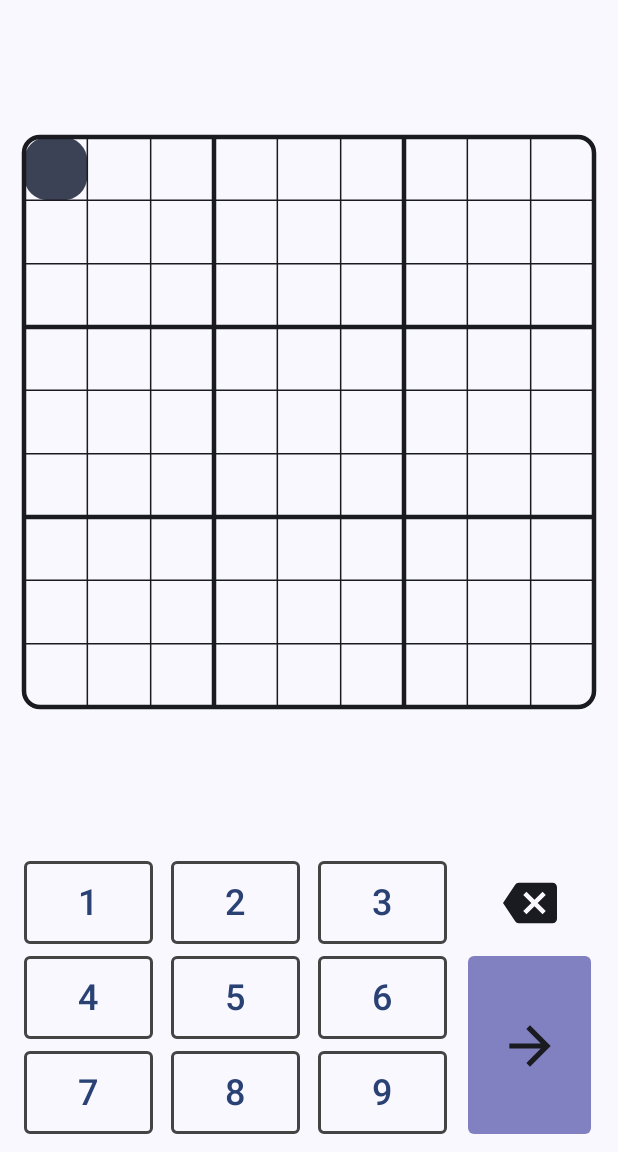
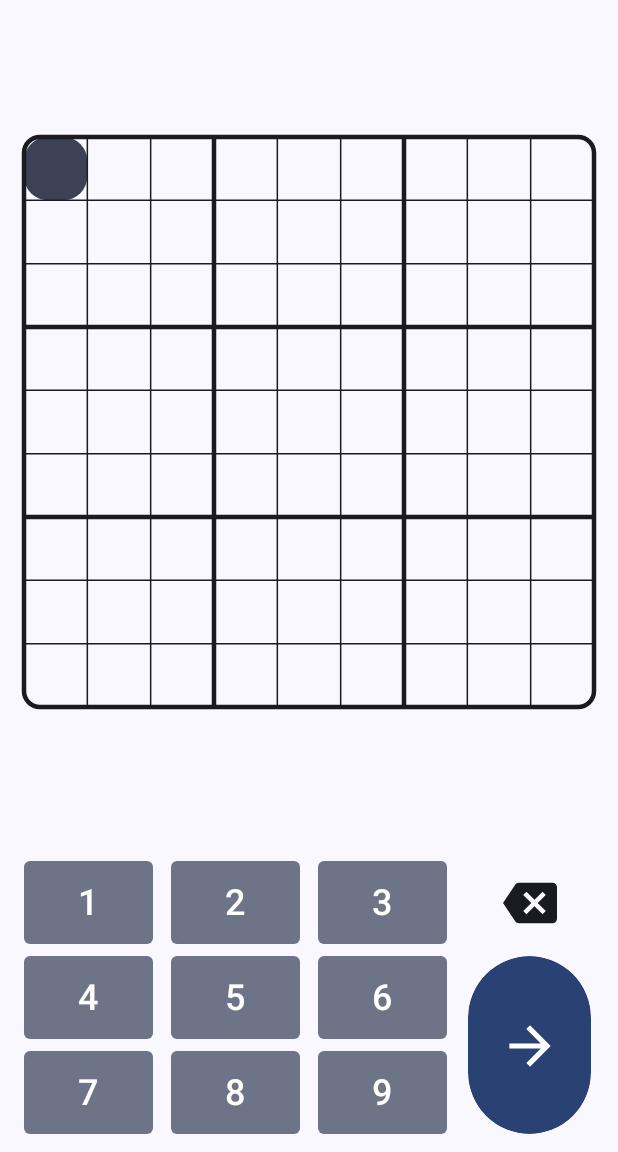
Before and after one commit to Ryos-K/SudokuSolver, an Android app built with Jetpack Compose: the screen it shows after launch (MainActivity), on a phone screen of 412 x 824 dp, the part 84-1236 px from its top. Run offline under Robolectric (Android 15) with nearby library versions, the phone set to English and light mode, and no system bars; our stand-ins replace Dagger/Hilt's generated code.

Commit message:
add parameter of Keypad about the color

```diff
--- a/app/src/main/java/com/ry05k2ulv/sudokusolver/ui/components/Keypad.kt
+++ b/app/src/main/java/com/ry05k2ulv/sudokusolver/ui/components/Keypad.kt
@@ -1,7 +1,5 @@
 package com.ry05k2ulv.sudokusolver.ui.components
 
-import androidx.compose.foundation.BorderStroke
-import androidx.compose.foundation.background
 import androidx.compose.foundation.layout.Arrangement
 import androidx.compose.foundation.layout.Column
 import androidx.compose.foundation.layout.PaddingValues
@@ -9,20 +7,20 @@ import androidx.compose.foundation.layout.Row
 import androidx.compose.foundation.layout.aspectRatio
 import androidx.compose.foundation.layout.fillMaxSize
 import androidx.compose.foundation.layout.fillMaxWidth
-import androidx.compose.foundation.layout.height
 import androidx.compose.foundation.layout.padding
 import androidx.compose.foundation.shape.RoundedCornerShape
 import androidx.compose.material.icons.Icons
-import androidx.compose.material.icons.filled.ArrowBack
 import androidx.compose.material.icons.filled.ArrowForward
 import androidx.compose.material.icons.filled.Backspace
-import androidx.compose.material.icons.filled.SkipNext
+import androidx.compose.material3.Button
+import androidx.compose.material3.ButtonColors
 import androidx.compose.material3.ButtonDefaults
-import androidx.compose.material3.ColorScheme
 import androidx.compose.material3.Icon
 import androidx.compose.material3.IconButton
 import androidx.compose.material3.IconButtonColors
 import androidx.compose.material3.IconButtonDefaults
+import androidx.compose.material3.MaterialTheme
+import androidx.compose.material3.OutlinedButton
 import androidx.compose.material3.Surface
 import androidx.compose.material3.Text
 import androidx.compose.material3.TextButton
@@ -51,73 +49,87 @@ sealed class KeyType {
 @Composable
 fun Keypad(
     modifier: Modifier = Modifier,
-    onClick: (KeyType) -> Unit = {}
+    onClick: (KeyType) -> Unit = {},
+    numberColors: ButtonColors = ButtonDefaults.filledTonalButtonColors(),
+    deleteColors: IconButtonColors = IconButtonDefaults.outlinedIconButtonColors(),
+    nextColors: IconButtonColors = IconButtonDefaults.filledIconButtonColors(),
+    enabled: Boolean = true
 ) {
     Row(
-        modifier = modifier.padding(4.dp, 0.dp),
-        horizontalArrangement = Arrangement.SpaceEvenly
+        modifier = modifier.padding(4.dp, 0.dp), horizontalArrangement = Arrangement.SpaceEvenly
     ) {
         Column(modifier = Modifier.weight(1f), horizontalAlignment = Alignment.CenterHorizontally) {
-            NumberButton(modifier = Modifier.weight(1f), onClick = onClick, n = 1)
-            NumberButton(modifier = Modifier.weight(1f), onClick = onClick, n = 4)
-            NumberButton(modifier = Modifier.weight(1f), onClick = onClick, n = 7)
+            NumberButton(Modifier.weight(1f), onClick, 1, numberColors, enabled)
+            NumberButton(Modifier.weight(1f), onClick, 4, numberColors, enabled)
+            NumberButton(Modifier.weight(1f), onClick, 7, numberColors, enabled)
         }
         Column(modifier = Modifier.weight(1f), horizontalAlignment = Alignment.CenterHorizontally) {
-            NumberButton(modifier = Modifier.weight(1f), onClick = onClick, n = 2)
-            NumberButton(modifier = Modifier.weight(1f), onClick = onClick, n = 5)
-            NumberButton(modifier = Modifier.weight(1f), onClick = onClick, n = 8)
+            NumberButton(Modifier.weight(1f), onClick, 2, numberColors, enabled)
+            NumberButton(Modifier.weight(1f), onClick, 5, numberColors, enabled)
+            NumberButton(Modifier.weight(1f), onClick, 8, numberColors, enabled)
         }
         Column(modifier = Modifier.weight(1f), horizontalAlignment = Alignment.CenterHorizontally) {
-            NumberButton(modifier = Modifier.weight(1f), onClick = onClick, n = 3)
-            NumberButton(modifier = Modifier.weight(1f), onClick = onClick, n = 6)
-            NumberButton(modifier = Modifier.weight(1f), onClick = onClick, n = 9)
+            NumberButton(Modifier.weight(1f), onClick, 3, numberColors, enabled)
+            NumberButton(Modifier.weight(1f), onClick, 6, numberColors, enabled)
+            NumberButton(Modifier.weight(1f), onClick, 9, numberColors, enabled)
         }
         Column(modifier = Modifier.weight(1f), horizontalAlignment = Alignment.CenterHorizontally) {
-            DeleteButton(modifier = Modifier.weight(1f), onClick = onClick)
-            NextButton(modifier = Modifier.weight(2f), onClick = onClick)
+            DeleteButton(Modifier.weight(1f), onClick, deleteColors, enabled)
+            NextButton(Modifier.weight(2f), onClick, nextColors, enabled)
         }
     }
 }
 
 @Composable
-fun NumberButton(modifier: Modifier, onClick: (KeyType) -> Unit, n: Int) {
-    TextButton(
+fun NumberButton(
+    modifier: Modifier, onClick: (KeyType) -> Unit, n: Int, colors: ButtonColors, enabled: Boolean
+) {
+    Button(
         modifier = modifier
             .fillMaxWidth()
             .padding(6.dp, 4.dp),
         onClick = { onClick(KeyType.Number(n)) },
-        border = BorderStroke(2.dp, Color.DarkGray),
         shape = RoundedCornerShape(4.dp),
-        contentPadding = PaddingValues(1.dp)
+        contentPadding = PaddingValues(1.dp),
+        colors = colors,
+        enabled = enabled
     ) {
         Text(text = n.toString(), fontSize = 24.sp)
     }
 }
 
 @Composable
-fun DeleteButton(modifier: Modifier, onClick: (KeyType) -> Unit) {
-    IconButton(modifier = modifier
-        .fillMaxWidth()
-        .padding(8.dp, 4.dp),
-        onClick = { onClick(KeyType.Delete) }) {
+fun DeleteButton(
+    modifier: Modifier, onClick: (KeyType) -> Unit, colors: IconButtonColors, enabled: Boolean
+) {
+    IconButton(
+        modifier = modifier
+            .fillMaxWidth()
+            .padding(8.dp, 4.dp),
+        onClick = { onClick(KeyType.Delete) },
+        colors = colors,
+        enabled = enabled
+    ) {
         Icon(
             imageVector = Icons.Filled.Backspace,
             contentDescription = "Delete Key",
-            modifier = Modifier
-                .fillMaxSize(0.65f)
+            modifier = Modifier.fillMaxSize(0.65f)
         )
     }
 }
 
 @Composable
-fun NextButton(modifier: Modifier, onClick: (KeyType) -> Unit) {
+fun NextButton(
+    modifier: Modifier, onClick: (KeyType) -> Unit, colors: IconButtonColors, enabled: Boolean
+) {
     IconButton(
         modifier = modifier
             .fillMaxWidth()
             .padding(8.dp, 4.dp)
-            .clip(RoundedCornerShape(4.dp))
-            .background(Color(0xa84444a0)),
+            .clip(RoundedCornerShape(4.dp)),
         onClick = { onClick(KeyType.Next) },
+        colors = colors,
+        enabled = enabled
     ) {
         Icon(
             imageVector = Icons.Filled.ArrowForward,
@@ -135,7 +147,8 @@ fun KeypadPreview() {
             Keypad(
                 modifier = Modifier
                     .fillMaxWidth()
-                    .aspectRatio(2f)
+                    .aspectRatio(2f),
+                enabled = true
             )
         }
     }
```
